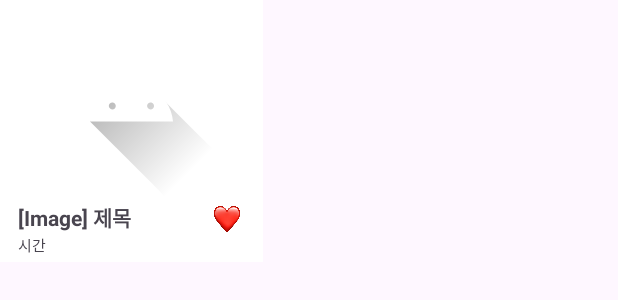
After one commit to wonjun3026/KaKaobankProject, an Android app: the layout item_recycler_view_grid_like.xml on its own in the app's theme, with its tools: preview values and no code run, on a phone screen of 412 x 824 dp. The commit adds this screen. Shown: the top 300 px of the screen. Run offline under Robolectric (Android 15) with nearby library versions, the light colour scheme and no system bars; network calls fail.

Commit message:
보관함 기능 추가

```diff
--- a/app/src/main/java/com/android/kakaobankproject/MainActivity.kt
+++ b/app/src/main/java/com/android/kakaobankproject/MainActivity.kt
@@ -38,7 +38,6 @@ class MainActivity : AppCompatActivity() {
         supportFragmentManager.beginTransaction()
             .replace(R.id.frameLayout, frag)
             .setReorderingAllowed(false)
-            .addToBackStack(null)
             .commit()
     }
 }
--- a/app/src/main/java/com/android/kakaobankproject/recyclerView/SearchAdapter.kt
+++ b/app/src/main/java/com/android/kakaobankproject/recyclerView/SearchAdapter.kt
@@ -4,10 +4,9 @@ import android.view.LayoutInflater
 import android.view.View
 import android.view.ViewGroup
 import androidx.recyclerview.widget.RecyclerView
-import com.android.kakaobankproject.kakaoData.KakaoDto
-import com.android.kakaobankproject.kakaoData.SearchData.searchList
 import com.android.kakaobankproject.databinding.ItemRecyclerViewGridBinding
 import com.android.kakaobankproject.kakaoData.SearchData
+import com.android.kakaobankproject.kakaoData.SearchData.searchList
 import com.bumptech.glide.Glide
 
 class SearchAdapter() : RecyclerView.Adapter<SearchAdapter.Holder>() {
@@ -33,6 +32,7 @@ class SearchAdapter() : RecyclerView.Adapter<SearchAdapter.Holder>() {
             .into(holder.imageView)
         holder.site.text = searchList[position].display_sitename
         holder.currentTime.text = searchList[position].datetime
+        var like = SearchData.liked
     }
 
     override fun getItemCount(): Int {
--- a/app/src/main/res/layout/fragment_search.xml
+++ b/app/src/main/res/layout/fragment_search.xml
@@ -61,6 +61,8 @@
         app:layout_constraintEnd_toEndOf="parent"
         app:layout_constraintStart_toStartOf="parent"
         app:layout_constraintTop_toBottomOf="@+id/constraintLayout"
+        app:layoutManager="androidx.recyclerview.widget.GridLayoutManager"
+        app:spanCount="2"
         tools:listitem="@layout/item_recycler_view_grid" />
 
 </androidx.constraintlayout.widget.ConstraintLayout>
--- /dev/null
+++ b/app/src/main/res/layout/item_recycler_view_grid_like.xml
@@ -0,0 +1,56 @@
+<?xml version="1.0" encoding="utf-8"?>
+<FrameLayout
+    xmlns:android="http://schemas.android.com/apk/res/android"
+    xmlns:app="http://schemas.android.com/apk/res-auto"
+    xmlns:tools="http://schemas.android.com/tools"
+    android:layout_width="175dp"
+    android:layout_height="180dp">
+
+    <androidx.constraintlayout.widget.ConstraintLayout
+        android:layout_width="match_parent"
+        android:layout_height="wrap_content"
+        android:background="@color/white"
+        android:padding="4dp"
+        >
+
+        <ImageView
+            android:id="@+id/imageView"
+            android:layout_width="match_parent"
+            android:layout_height="130dp"
+            android:src="@drawable/ic_launcher_foreground"
+            app:layout_constraintEnd_toEndOf="parent"
+            app:layout_constraintStart_toStartOf="parent"
+            app:layout_constraintTop_toTopOf="parent" />
+
+        <TextView
+            android:id="@+id/textView"
+            android:layout_width="wrap_content"
+            android:layout_height="wrap_content"
+            android:text="[Image] 제목"
+            android:textStyle="bold"
+            android:paddingLeft="8dp"
+            app:layout_constraintStart_toStartOf="parent"
+            app:layout_constraintTop_toBottomOf="@+id/imageView" />
+
+        <TextView
+            android:id="@+id/currentTime"
+            android:layout_width="wrap_content"
+            android:layout_height="wrap_content"
+            android:text="시간"
+            android:textSize="10sp"
+            android:paddingStart="8dp"
+            app:layout_constraintStart_toStartOf="parent"
+            app:layout_constraintTop_toBottomOf="@+id/textView" />
+
+        <ImageView
+            android:layout_width="20dp"
+            android:layout_height="20dp"
+            android:layout_marginTop="2dp"
+            android:layout_marginEnd="10dp"
+            android:src="@drawable/ic_heart"
+            app:layout_constraintEnd_toEndOf="parent"
+            app:layout_constraintTop_toBottomOf="@+id/imageView" />
+
+    </androidx.constraintlayout.widget.ConstraintLayout>
+
+</FrameLayout>
```
Also changed, not shown: app/src/main/java/com/android/kakaobankproject/LockerFragment.kt (+30 -35 lines), app/src/main/java/com/android/kakaobankproject/SearchFragment.kt (+30 -10 lines), app/src/main/java/com/android/kakaobankproject/kakaoData/SearchData.kt (+5 -3 lines), app/src/main/java/com/android/kakaobankproject/likedData/LikedData.kt (added, +20 -0 lines), app/src/main/java/com/android/kakaobankproject/recyclerView/LikedAdapter.kt (added, +46 -0 lines), app/src/main/res/layout/fragment_locker.xml (+15 -5 lines), app/src/main/res/drawable/ic_heart.png (added).
